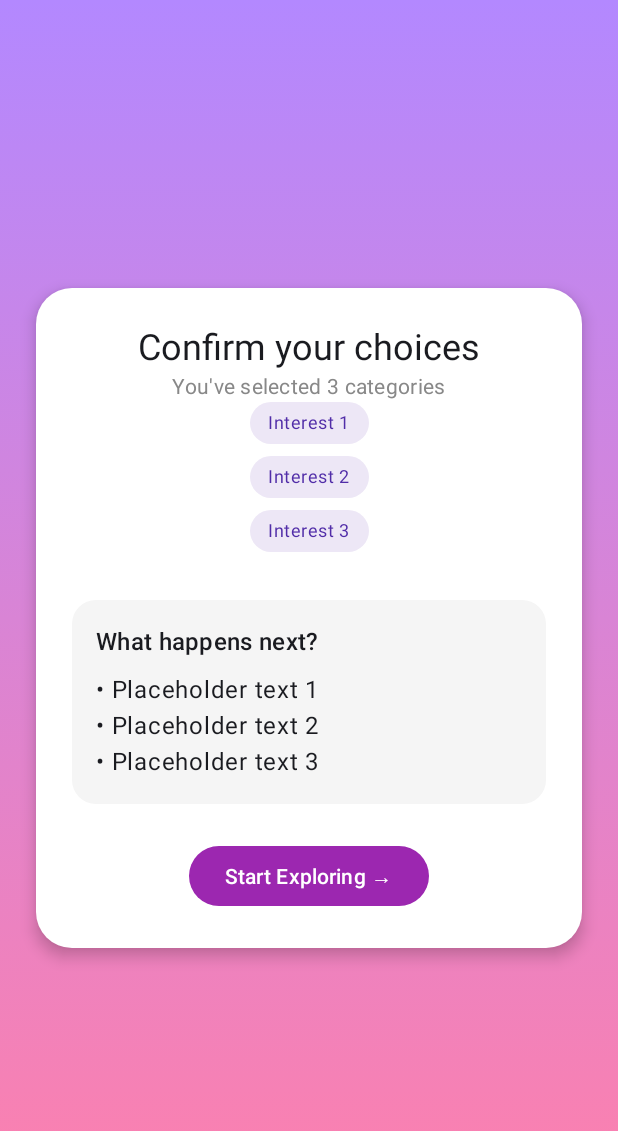
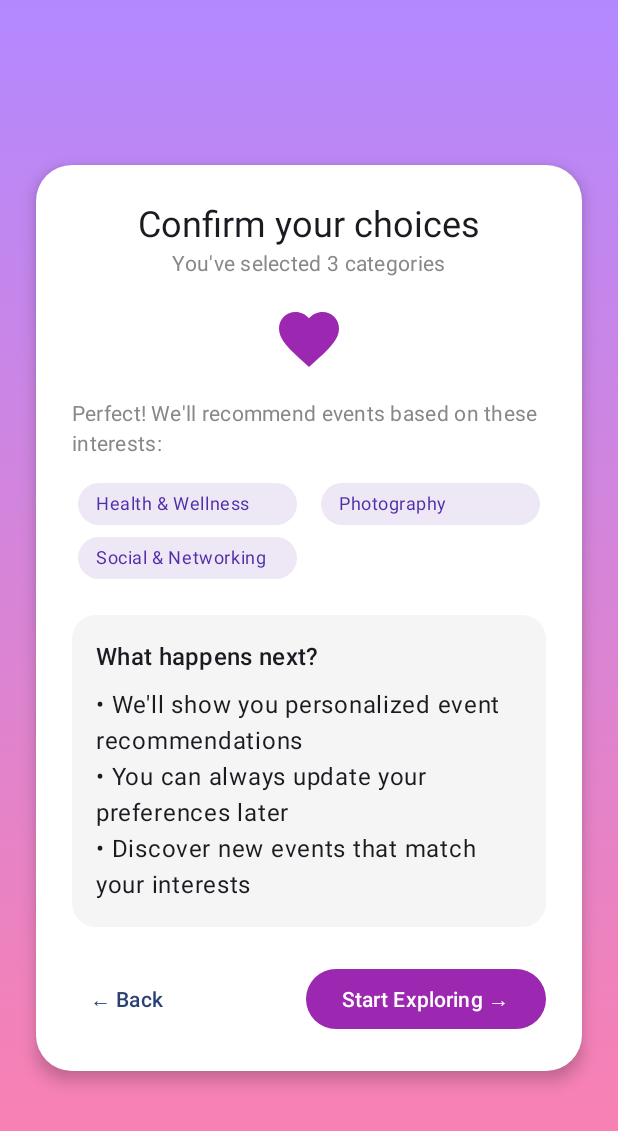
Before and after one commit to doech/Wherenow, an Android app built with Jetpack Compose: the ConfirmationScreen screen opened through its navigation route, on a phone screen of 412 x 824 dp. Shown: the top 1131 px of the screen. Run offline under Robolectric (Android 15) with nearby library versions, the phone set to English and light mode, and no system bars.

Commit message:
Update ConfirmationScreen.kt

```diff
--- a/app/src/main/java/com/example/wherenow/ConfirmationScreen.kt
+++ b/app/src/main/java/com/example/wherenow/ConfirmationScreen.kt
@@ -3,6 +3,8 @@ package com.example.wherenow
 import androidx.compose.foundation.background
 import androidx.compose.foundation.layout.*
 import androidx.compose.foundation.shape.RoundedCornerShape
+import androidx.compose.material.icons.Icons
+import androidx.compose.material.icons.filled.Favorite
 import androidx.compose.material3.*
 import androidx.compose.runtime.Composable
 import androidx.compose.ui.Alignment
@@ -11,19 +13,25 @@ import androidx.compose.ui.graphics.Brush
 import androidx.compose.ui.graphics.Color
 import androidx.compose.ui.unit.dp
 import androidx.navigation.NavController
+import androidx.compose.foundation.lazy.grid.GridCells
+import androidx.compose.foundation.lazy.grid.LazyVerticalGrid
+import androidx.compose.foundation.lazy.grid.items
+
 
 @Composable
 fun ConfirmationScreen(navController: NavController) {
-    // Lista provisional de intereses
-    val interests = listOf("Interest 1", "Interest 2", "Interest 3")
+    val interests = listOf(
+        "Health & Wellness",
+        "Photography",
+        "Social & Networking"
+    )
 
-    // Fondo degradado
     Box(
         modifier = Modifier
             .fillMaxSize()
             .background(
                 Brush.verticalGradient(
-                    listOf(
+                    colors = listOf(
                         Color(0xFFB388FF),
                         Color(0xFFFF80AB)
                     )
@@ -31,39 +39,68 @@ fun ConfirmationScreen(navController: NavController) {
             ),
         contentAlignment = Alignment.Center
     ) {
-        // Tarjeta blanca en el centro
         Card(
             modifier = Modifier
                 .fillMaxWidth()
                 .padding(24.dp),
             shape = RoundedCornerShape(24.dp),
             elevation = CardDefaults.cardElevation(6.dp),
-            colors = CardDefaults.cardColors(containerColor = Color.White) // 👈 blanco
+            colors = CardDefaults.cardColors(containerColor = Color.White)
         ) {
             Column(
-                modifier = Modifier
-                    .fillMaxWidth()
-                    .padding(24.dp),
+                modifier = Modifier.padding(24.dp),
                 horizontalAlignment = Alignment.CenterHorizontally
             ) {
+
                 Text(
                     text = "Confirm your choices",
                     style = MaterialTheme.typography.headlineSmall
                 )
                 Text(
-                    text = "You've selected ${interests.size} categories",
+                    text = "You've selected 3 categories",
                     style = MaterialTheme.typography.bodyMedium,
                     color = Color.Gray
                 )
 
-                interests.forEach { label ->
-                    InterestChip(label)
-                    Spacer(Modifier.height(8.dp))
+                Spacer(Modifier.height(16.dp))
+
+
+                Icon(
+                    imageVector = Icons.Default.Favorite,
+                    contentDescription = "Heart",
+                    tint = Color(0xFF9C27B0),
+                    modifier = Modifier.size(48.dp)
+                )
+
+                Spacer(Modifier.height(16.dp))
+
+
+                Text(
+                    text = "Perfect! We'll recommend events based on these interests:",
+                    style = MaterialTheme.typography.bodyMedium,
+                    color = Color.Gray
+                )
+
+                Spacer(Modifier.height(16.dp))
+
+
+                LazyVerticalGrid(
+                    columns = GridCells.Adaptive(minSize = 140.dp),
+                    horizontalArrangement = Arrangement.spacedBy(8.dp),
+                    verticalArrangement = Arrangement.spacedBy(8.dp),
+                    userScrollEnabled = false,
+                    modifier = Modifier
+                        .fillMaxWidth()
+                        .heightIn(min = 0.dp, max = 200.dp)
+                ) {
+                    items(interests) { label ->
+                        InterestChip(label)
+                    }
                 }
 
                 Spacer(Modifier.height(24.dp))
 
-                // Caja gris "What happens next?" (placeholder)
+
                 Card(
                     colors = CardDefaults.cardColors(containerColor = Color(0xFFF5F5F5)),
                     shape = RoundedCornerShape(16.dp),
@@ -72,20 +109,29 @@ fun ConfirmationScreen(navController: NavController) {
                     Column(modifier = Modifier.padding(16.dp)) {
                         Text("What happens next?", style = MaterialTheme.typography.titleMedium)
                         Spacer(Modifier.height(8.dp))
-                        Text("• Placeholder text 1")
-                        Text("• Placeholder text 2")
-                        Text("• Placeholder text 3")
+                        Text("• We'll show you personalized event recommendations")
+                        Text("• You can always update your preferences later")
+                        Text("• Discover new events that match your interests")
                     }
                 }
 
                 Spacer(Modifier.height(24.dp))
 
-                // Botones (uno de ejemplo)
-                Button(
-                    onClick = { navController.navigate(NavRoutes.LOGIN) },
-                    colors = ButtonDefaults.buttonColors(containerColor = Color(0xFF9C27B0))
+
+                Row(
+                    modifier = Modifier.fillMaxWidth(),
+                    horizontalArrangement = Arrangement.SpaceBetween,
+                    verticalAlignment = Alignment.CenterVertically
                 ) {
-                    Text("Start Exploring →")
+                    TextButton(onClick = { navController.popBackStack() }) {
+                        Text("← Back")
+                    }
+                    Button(
+                        onClick = { navController.navigate(NavRoutes.LOGIN) },
+                        colors = ButtonDefaults.buttonColors(containerColor = Color(0xFF9C27B0))
+                    ) {
+                        Text("Start Exploring →")
+                    }
                 }
             }
         }
```
